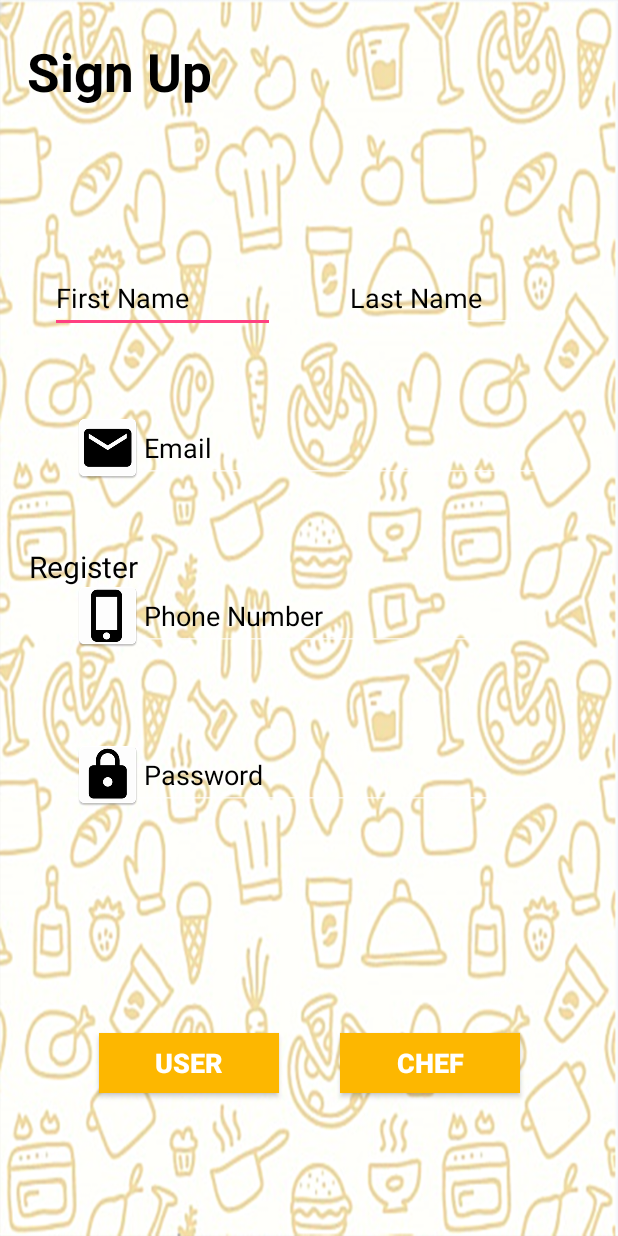
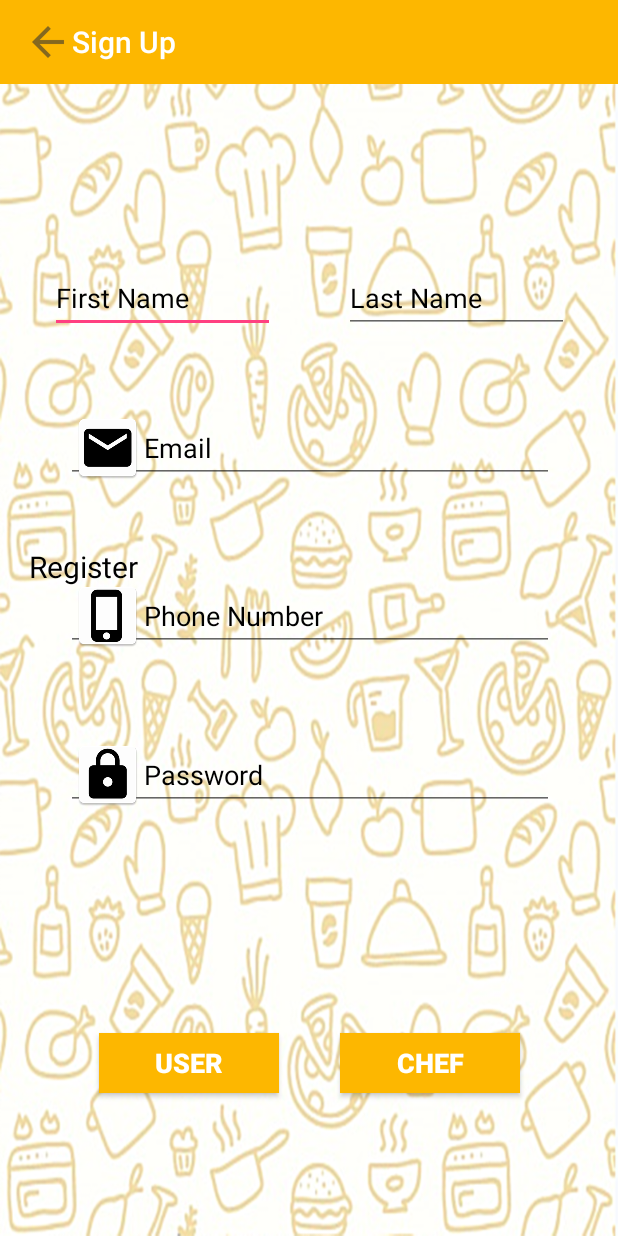
Before and after one commit to FahadQamar262/CloudChefSlider2, an Android app: the Activity2 screen opened directly, with no data from a screen before it, on a phone screen of 412 x 824 dp. Run offline under Robolectric (Android 15) with nearby library versions, the phone set to English and light mode, and no system bars.

Commit message:
Ammarah2

```diff
--- a/app/build.gradle
+++ b/app/build.gradle
@@ -6,7 +6,7 @@ android {
 
     defaultConfig {
         applicationId "com.example.dell.cloudchefslider"
-        minSdkVersion 18
+        minSdkVersion 21
         targetSdkVersion 25
         versionCode 1
         versionName "1.0"
--- a/app/src/main/java/com/example/dell/cloudchefslider/Activity2.java
+++ b/app/src/main/java/com/example/dell/cloudchefslider/Activity2.java
@@ -3,6 +3,7 @@ package com.example.dell.cloudchefslider;
 import android.content.Intent;
 import android.support.v7.app.AppCompatActivity;
 import android.os.Bundle;
+import android.support.v7.widget.Toolbar;
 import android.view.View;
 
 public class Activity2 extends AppCompatActivity {
@@ -11,6 +12,14 @@ public class Activity2 extends AppCompatActivity {
     protected void onCreate(Bundle savedInstanceState) {
         super.onCreate(savedInstanceState);
         setContentView(R.layout.activity_2);
+
+
+        Toolbar myToolbar = (Toolbar)findViewById(R.id.mCustomToolbar);
+
+        setSupportActionBar(myToolbar);
+
+        getSupportActionBar().setTitle("Sign Up");
+        getSupportActionBar().setIcon(getDrawable(R.drawable.ic_back));
     }
 
     void RegisterOnClick(View v)
--- a/app/src/main/java/com/example/dell/cloudchefslider/DetailActivity.java
+++ b/app/src/main/java/com/example/dell/cloudchefslider/DetailActivity.java
@@ -4,11 +4,13 @@ import android.support.v7.app.AppCompatActivity;
 import android.os.Bundle;
 import android.support.v7.widget.Toolbar;
 import android.widget.ImageView;
+import android.widget.TextView;
 
 public class DetailActivity extends AppCompatActivity {
 
     Toolbar mtoolbar;
     ImageView mimageview;
+    TextView textview;
 
 
     @Override
@@ -17,11 +19,13 @@ public class DetailActivity extends AppCompatActivity {
         setContentView(R.layout.activity_detail);
         mtoolbar=(Toolbar) findViewById(R.id.toolbar3);
         mimageview=(ImageView)findViewById(R.id.imageView);
+        textview =(TextView)findViewById(R.id.textView4);
 
         Bundle mbundle=getIntent().getExtras();
         if(mbundle!=null){
             mtoolbar.setTitle(mbundle.getString("names"));
             mimageview.setImageResource(mbundle.getInt("id"));
+            textview.setText(mbundle.getString("des"));
         }
     }
 }
--- a/app/src/main/java/com/example/dell/cloudchefslider/HomeScreen.java
+++ b/app/src/main/java/com/example/dell/cloudchefslider/HomeScreen.java
@@ -14,8 +14,8 @@ public class HomeScreen extends AppCompatActivity {
     ListView mlistView;
 
     String[] names={"Biryani", "Aloo Bhaji", "Pizza", "Karahi", "Chowmein", "Cake", "Burger", "Bread","Grilled Chicken", "Koftay", "Mix Sabzi", "Sajji", "Shami Kabab"};
-    String[] des={"By Chef Abc","By Chef Abc","By Chef Abc","By Chef Abc","By Chef Abc","By Chef Abc","By Chef Abc","By Chef Abc","By Chef Abc","By Chef Abc","By Chef Abc","By Chef Abc","By Chef Abc"};
-    int[]  picID={R.drawable.food_biryani1,
+    String[] des={"By Chef Abc","By Chef Def","By Chef Ghi","By Chef Jkl","By Chef Mno","By Chef Pqr","By Chef Stu","By Chef Vwx","By Chef Yza","By Chef Bcd","By Chef Efg","By Chef Hij","By Chef Klm"};
+    int[] picID={R.drawable.food_biryani1,
             R.drawable.food_aloobhaji,
             R.drawable.food_pizza1,
             R.drawable.food_karahi1,
--- a/app/src/main/res/layout/activity_2.xml
+++ b/app/src/main/res/layout/activity_2.xml
@@ -6,6 +6,10 @@
     android:layout_height="match_parent"
     android:background="@drawable/sharplogin"
     tools:context="com.example.dell.cloudchefslider.Activity2">
+
+    <include layout="@layout/toolbar"
+        android:id="@+id/mCustomToolbar"
+        />
 
     <EditText
         android:id="@+id/etFirstName"
@@ -38,21 +42,6 @@
         app:layout_constraintRight_toRightOf="parent"
         app:layout_constraintTop_toTopOf="parent"
         app:layout_constraintVertical_bias="0.226" />
-
-    <TextView
-        android:id="@+id/tvSignUp"
-        android:layout_width="143dp"
-        android:layout_height="54dp"
-        android:text="Sign Up"
-        android:textColor="#000000"
-        android:textSize="35sp"
-        android:textStyle="bold"
-        app:layout_constraintRight_toRightOf="parent"
-        app:layout_constraintLeft_toLeftOf="parent"
-        app:layout_constraintHorizontal_bias="0.066"
-        app:layout_constraintBottom_toBottomOf="parent"
-        app:layout_constraintTop_toTopOf="parent"
-        app:layout_constraintVertical_bias="0.031" />
 
     <EditText
         android:id="@+id/etEmail"
--- /dev/null
+++ b/app/src/main/res/layout/toolbar.xml
@@ -0,0 +1,9 @@
+<?xml version="1.0" encoding="utf-8"?>
+<android.support.v7.widget.Toolbar xmlns:android="http://schemas.android.com/apk/res/android"
+    android:layout_width="match_parent"
+    android:layout_height="wrap_content"
+    xmlns:app="http://schemas.android.com/apk/res-auto"
+    android:background="@color/yellow"
+    app:theme="@style/ThemeOverlay.AppCompat.Dark">
+
+</android.support.v7.widget.Toolbar>
--- a/app/src/main/res/values/styles.xml
+++ b/app/src/main/res/values/styles.xml
@@ -1,7 +1,7 @@
 <resources>
 
     <!-- Base application theme. -->
-    <style name="AppTheme" parent="Theme.AppCompat.NoActionBar">
+    <style name="AppTheme" parent="Theme.AppCompat.Light.NoActionBar">
         <!-- Customize your theme here. -->
         <item name="colorPrimary">@color/colorPrimary</item>
         <item name="colorPrimaryDark">@color/colorPrimaryDark</item>
```
Also changed, not shown: app/src/main/res/layout/activity_detail.xml (+12 -2 lines), app/src/main/res/drawable-hdpi/ic_back.png (added), app/src/main/res/drawable-mdpi/ic_back.png (added), app/src/main/res/drawable-xhdpi/ic_back.png (added), app/src/main/res/drawable-xxhdpi/ic_back.png (added).
